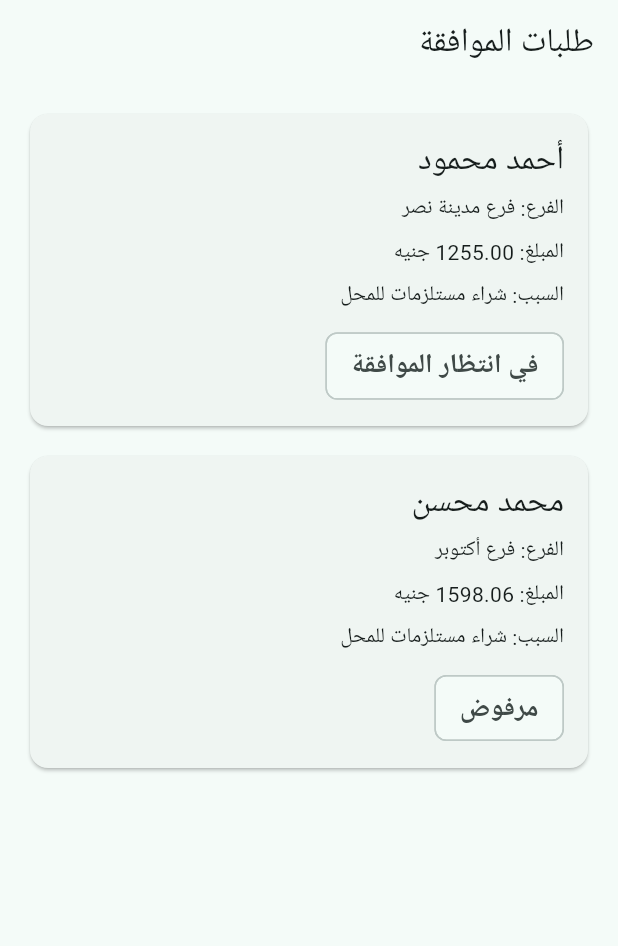
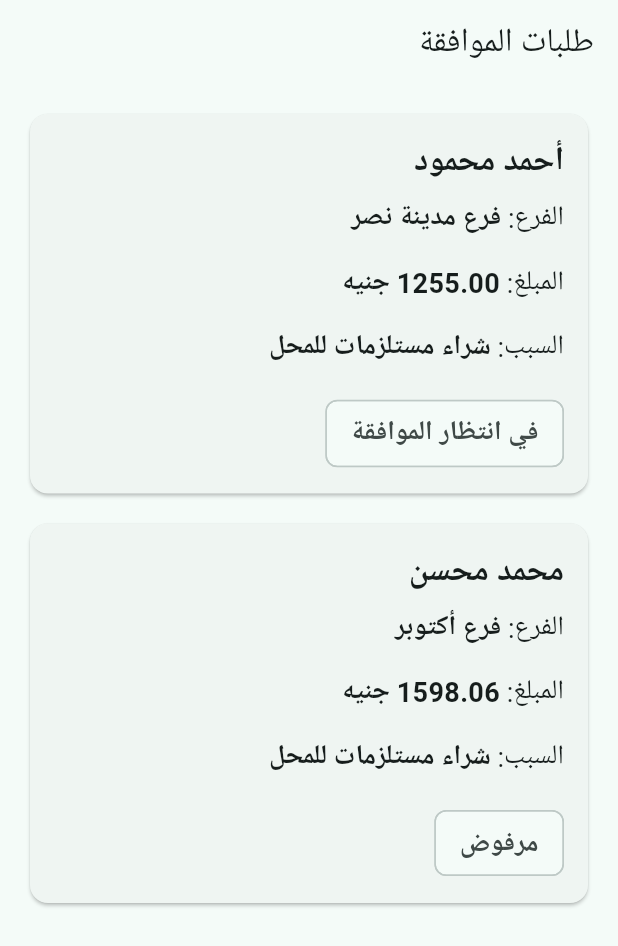
Before and after one commit to BasmalaAhmed/shop_approval_app, a Flutter app: the screen it shows after launch, on a phone screen of 412 x 824 dp. Shown: the top 946 px of the screen. Run offline on Flutter 3.47's test engine with Material 3 defaults, Android fonts, the phone set to English and light mode, and no system bars.

Commit message:
style: unify approval card typography

```diff
--- a/lib/features/approvals/presentation/widgets/approval_request_card.dart
+++ b/lib/features/approvals/presentation/widgets/approval_request_card.dart
@@ -1,4 +1,5 @@
 import 'package:flutter/material.dart';
+import 'package:shop_approval_app/features/approvals/presentation/widgets/approval_detail_row.dart';
 import 'package:shop_approval_app/features/approvals/presentation/widgets/approval_status_chip.dart';
 import 'package:shop_approval_app/models/approval_request.dart';
 
@@ -21,14 +22,17 @@ class ApprovalRequestCard extends StatelessWidget {
           children: [
             Text(
               request.employeeName,
-              style: Theme.of(context).textTheme.titleLarge,
+              style: TextStyle(
+                fontSize: 22,
+                fontWeight: FontWeight.w600
+              ),
             ),
-            const SizedBox(height: 8),
-            Text("الفرع: ${request.branchName}"),
-            const SizedBox(height: 8),
-            Text('المبلغ: $pounds.${piastres.toString().padLeft(2, '0')} جنيه'),
-            const SizedBox(height: 8),
-            Text("السبب: ${request.reason}"),
+            ApprovalDetailRow(label: 'الفرع', value: request.branchName),
+            ApprovalDetailRow(
+              label: 'المبلغ',
+              value: '$pounds.${piastres.toString().padLeft(2, '0')} جنيه',
+            ),
+            ApprovalDetailRow(label: 'السبب', value: request.reason),
             const SizedBox(height: 12),
             ApprovalStatusChip(status: request.status),
           ],
```
